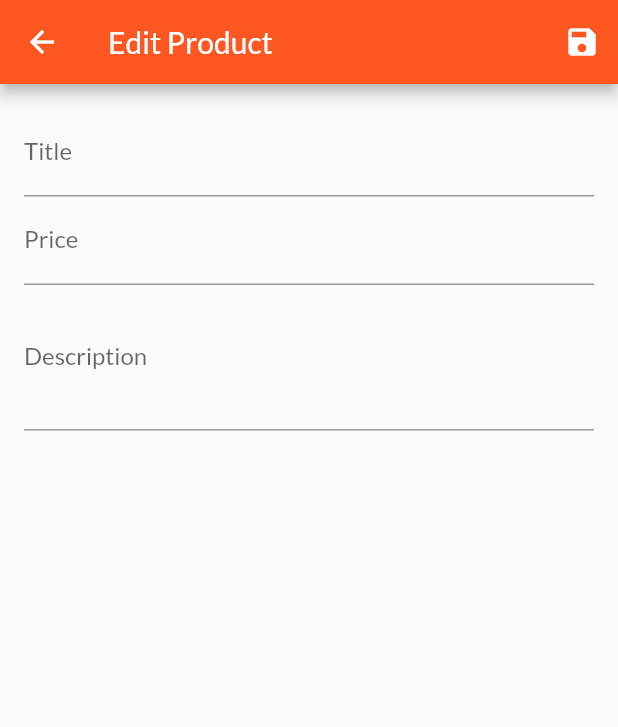
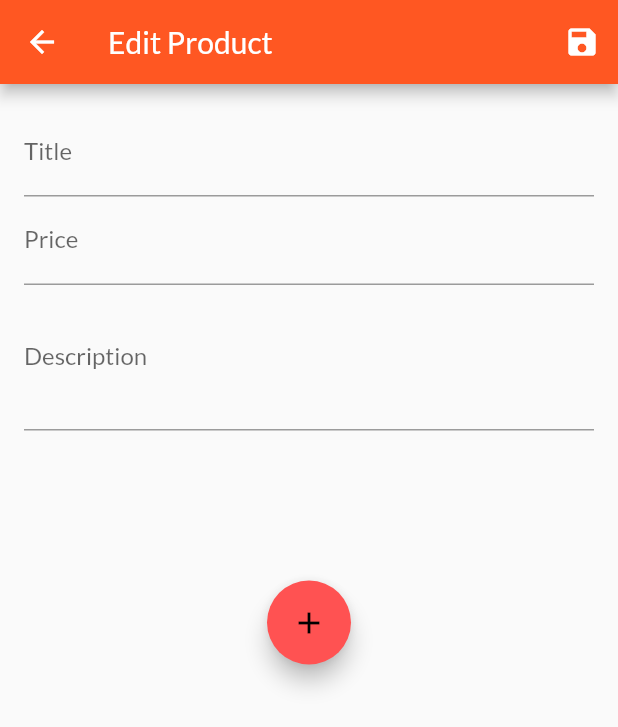
Before and after one commit to Manorama09/Optima, a Flutter app: the EditProductScreen screen opened by its route, on a phone screen of 412 x 824 dp. Shown: the top 727 px of the screen. Run offline on Flutter 3.47's test engine with Material 2 defaults, Android fonts, the phone set to English and light mode, and no system bars; missing offline and left inert: draggable_floating_button, watson_assistant_v2.

Commit message:
Update edit_product_screen.dart
Added button to navigate to Visual Recognition Functionality

```diff
--- a/lib/screens/edit_product_screen.dart
+++ b/lib/screens/edit_product_screen.dart
@@ -1,9 +1,8 @@
 import 'package:flutter/material.dart';
 import 'package:provider/provider.dart';
-
 import '../providers/product.dart';
 import '../providers/products.dart';
-
+import 'VisualRec.dart';
 class EditProductScreen extends StatefulWidget {
   static const routeName = '/edit-product';
 
@@ -194,6 +193,24 @@ class _EditProductScreenState extends State<EditProductScreen> {
                         );
                       },
                     ),
+                    SizedBox(
+                      height: 100.0,
+                    ),
+                    FloatingActionButton(
+                      backgroundColor: Colors.redAccent,
+                      onPressed: () {
+                        Navigator.push(context,
+                            MaterialPageRoute(builder: (context) => ScreenVisualRecognition()));
+                      },
+                      child: Icon(
+                        Icons.add,
+
+                      ),
+                      heroTag: "Watson Visual Recognition",
+                    ),
+
+
+
                   ],
                 ),
               ),
```
